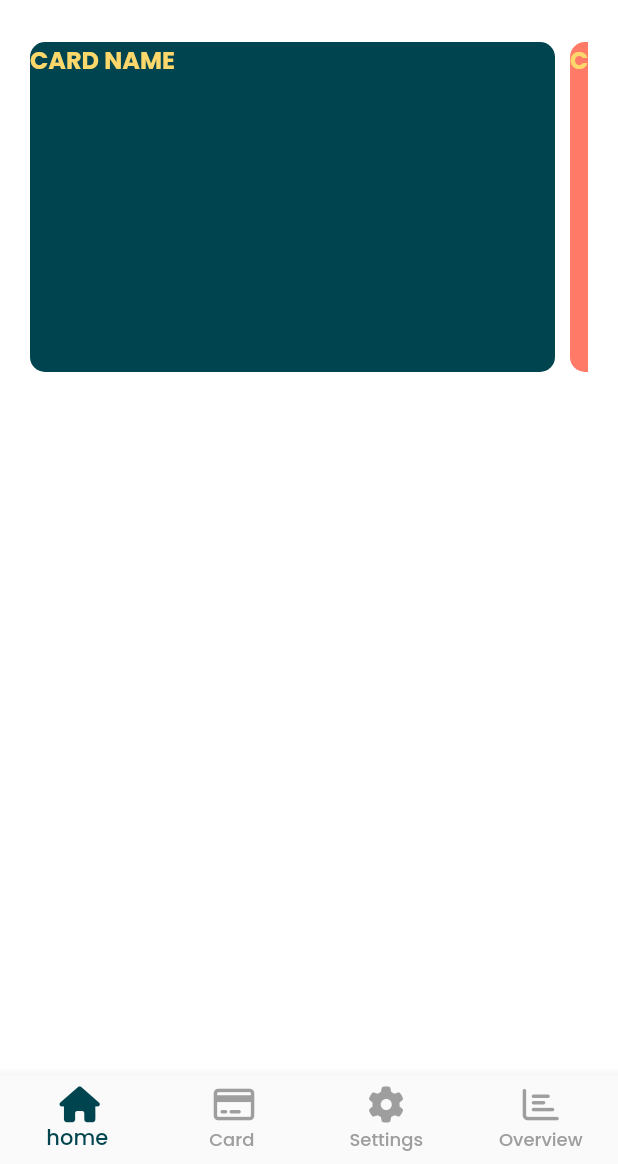
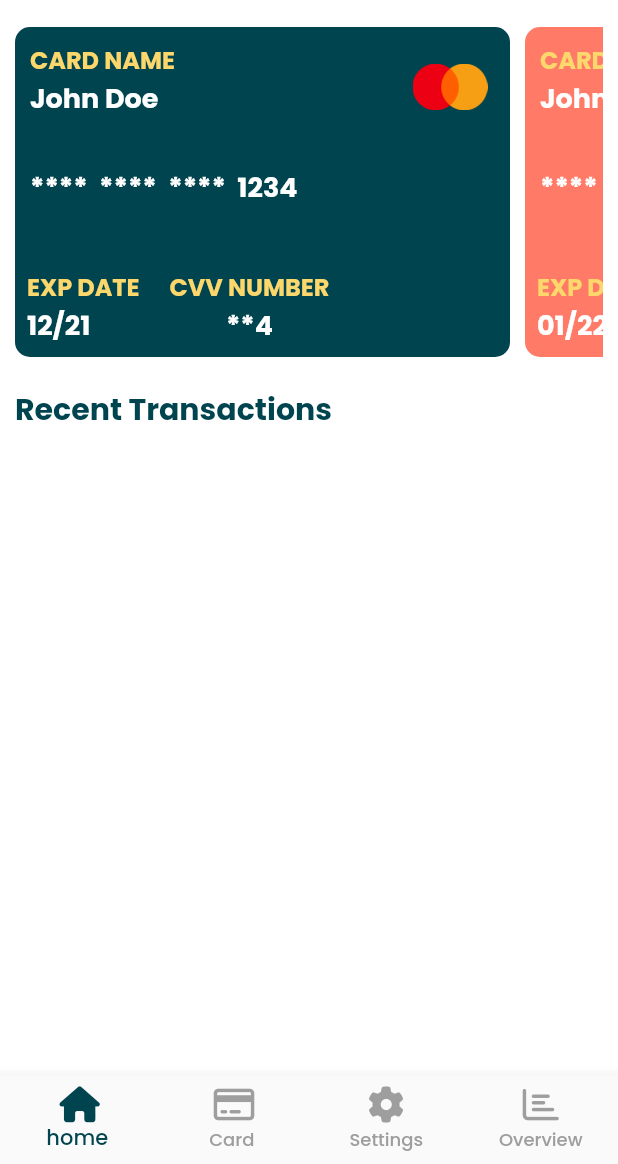
Before and after one commit to riteshpn/bank_, a Flutter app: the screen it shows after launch, on a phone screen of 412 x 824 dp, the part 72-1236 px from its top. Run offline on Flutter 3.47's test engine with Material 2 defaults, Android fonts, the light colour scheme and no system bars; our stand-ins replace font_awesome_flutter; network calls fail.

Commit message:
card list make

```diff
--- a/lib/screens/homescreen.dart
+++ b/lib/screens/homescreen.dart
@@ -1,3 +1,4 @@
+import 'package:bank_/constants/app_textstyle.dart';
 import 'package:bank_/constants/color_constant.dart';
 import 'package:bank_/data/card_data.dart';
 import 'package:bank_/widgets/my_cards.dart';
@@ -41,8 +42,9 @@ class _HomeScreenState extends State<HomeScreen> {
       body: SingleChildScrollView(
         physics: ClampingScrollPhysics(),
         child: Padding(
-          padding: EdgeInsets.all(20),
+          padding: EdgeInsets.all(10),
           child: Column(
+            crossAxisAlignment: CrossAxisAlignment.start,
             children: [
               Container(
                 height: 220,
@@ -60,7 +62,15 @@ class _HomeScreenState extends State<HomeScreen> {
                   shrinkWrap: true,
                   scrollDirection: Axis.horizontal,
                 ),
-              )
+              ),
+              SizedBox(
+                height: 20,
+              ),
+              Text(
+                "Recent Transactions",
+                style: ApptextStyle.BODY_TEXT,
+              ),
+              SizedBox(height: 10,)
             ],
           ),
         ),
--- a/lib/widgets/my_cards.dart
+++ b/lib/widgets/my_cards.dart
@@ -10,20 +10,86 @@ class MyCard extends StatelessWidget {
   @override
   Widget build(BuildContext context) {
     return Container(
-      height: 200,
-      width: 350,
+      height: 170,
+      width: 330,
       decoration: BoxDecoration(
           color: card.cardColor, borderRadius: BorderRadius.circular(10)),
-      child: const Row(
+      child: Row(
         crossAxisAlignment: CrossAxisAlignment.start,
         mainAxisAlignment: MainAxisAlignment.spaceBetween,
         children: [
           Column(
             crossAxisAlignment: CrossAxisAlignment.start,
+            mainAxisAlignment: MainAxisAlignment.spaceBetween,
             children: [
-              Text(
-                "CARD NAME",
-                style: ApptextStyle.MY_CARD_TITLE,
+              Padding(
+                padding: const EdgeInsets.all(10.0),
+                child: Column(
+                  crossAxisAlignment: CrossAxisAlignment.start,
+                  children: [
+                    Text(
+                      "CARD NAME",
+                      style: ApptextStyle.MY_CARD_TITLE,
+                    ),
+                    Text(
+                      card.cardHolderName,
+                      style: ApptextStyle.MY_CARD_SUBTITLE,
+                    ),
+                  ],
+                ),
+              ),
+              Padding(
+                padding: EdgeInsets.only(left: 10, bottom: 10),
+                child: Text(
+                  card.cardNumber,
+                  style: ApptextStyle.MY_CARD_SUBTITLE,
+                ),
+              ),
+              Padding(
+                padding: const EdgeInsets.all(8.0),
+                child: Row(
+                  children: [
+                    Column(
+                      crossAxisAlignment: CrossAxisAlignment.start,
+                      children: [
+                        Text(
+                          "EXP DATE",
+                          style: ApptextStyle.MY_CARD_TITLE,
+                        ),
+                        Text(
+                          card.expDate,
+                          style: ApptextStyle.MY_CARD_SUBTITLE,
+                        )
+                      ],
+                    ),
+                    SizedBox(
+                      width: 20,
+                    ),
+                    Column(
+                      children: [
+                        Text(
+                          "CVV NUMBER",
+                          style: ApptextStyle.MY_CARD_TITLE,
+                        ),
+                        Text(
+                          card.cvv,
+                          style: ApptextStyle.MY_CARD_SUBTITLE,
+                        )
+                      ],
+                    )
+                  ],
+                ),
+              )
+            ],
+          ),
+          Column(
+            mainAxisAlignment: MainAxisAlignment.spaceBetween,
+            children: [
+              Container(
+                margin: EdgeInsets.only(right: 15, top: 15),
+                height: 50,
+                width: 50,
+                child: Image.asset('assets/icons/mcard.png'),
               )
             ],
           )
```
Also changed, not shown: lib/widgets/transaction_card.dart (added).
